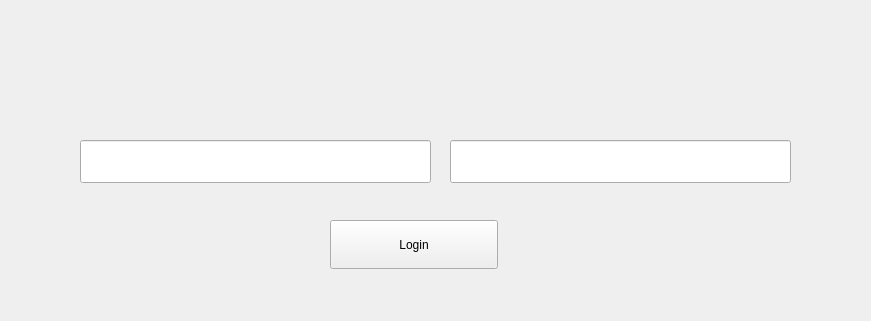
Above: project/loginwindow.ui from NicRSkinner/CSci463-Proj before the change; both pictures show x 250 to 1121 and y 0 to 321 of the 1532 by 585 pixel window. Below: the same form after it.
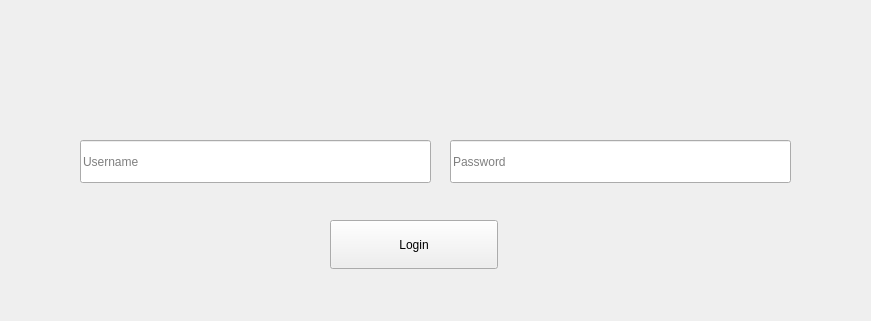
That is the form after the change.

Commit message: Any of us can use login window now.

```diff
--- a/project/loginwindow.ui
+++ b/project/loginwindow.ui
@@ -36,6 +36,9 @@
       <height>43</height>
      </rect>
     </property>
+    <property name="placeholderText">
+     <string>Username</string>
+    </property>
    </widget>
    <widget class="QLineEdit" name="loginPassword">
     <property name="geometry">
@@ -46,6 +49,15 @@
       <height>43</height>
      </rect>
     </property>
+    <property name="text">
+     <string comment="*"/>
+    </property>
+    <property name="echoMode">
+     <enum>QLineEdit::Password</enum>
+    </property>
+    <property name="placeholderText">
+     <string>Password</string>
+    </property>
    </widget>
   </widget>
   <widget class="QStatusBar" name="loginStatusBar"/>
```
The commit also changes 1 other file.
